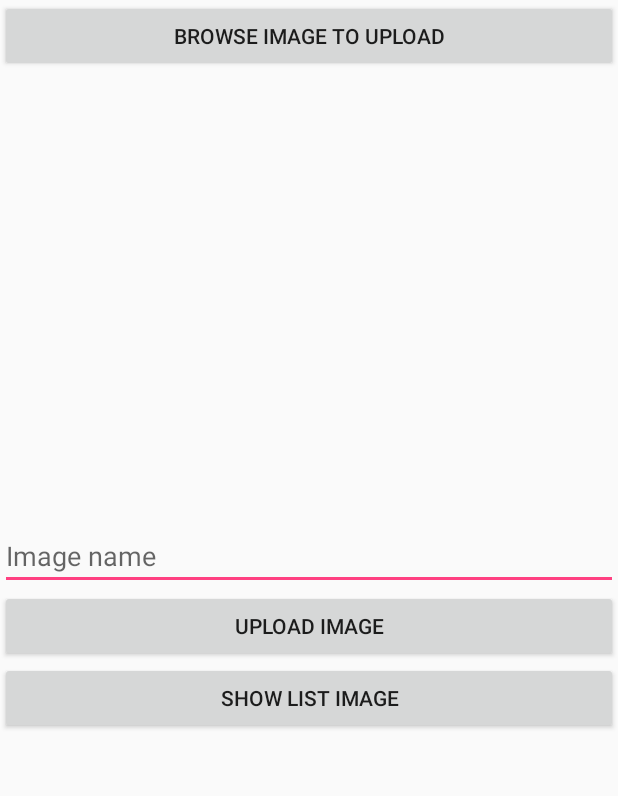
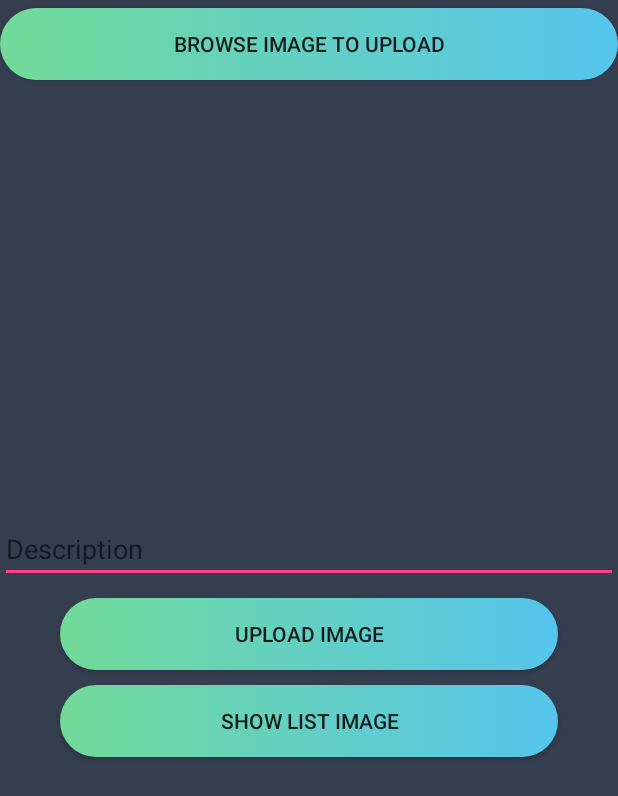
Before and after one commit to venkatsparrow/KLN_Central_App, an Android app: the layout activity_mainpage.xml on its own in the app's theme, with its tools: preview values and no code run, on a phone screen of 412 x 824 dp. Shown: the top 796 px of the screen. Run offline under Robolectric (Android 15) with nearby library versions, the phone set to English and light mode, and no system bars.

```diff
--- a/app/build.gradle
+++ b/app/build.gradle
@@ -25,6 +25,7 @@ dependencies {
         exclude group: 'com.android.support', module: 'support-annotations'
     })
     compile 'com.android.support:appcompat-v7:26.+'
+    compile 'com.android.support:design:26.+'
     compile 'com.android.support.constraint:constraint-layout:1.0.2'
     compile 'com.google.firebase:firebase-auth:10.0.1'
     compile 'com.google.firebase:firebase-database:10.0.1'
--- a/app/src/main/res/layout/activity_mainpage.xml
+++ b/app/src/main/res/layout/activity_mainpage.xml
@@ -5,17 +5,22 @@
     android:layout_width="match_parent"
     android:layout_height="match_parent"
     android:orientation="vertical"
+    android:background="@color/colorPrimaryDark"
     tools:context="edu.klnce.sairam_kamalay.klncecentral.Mainpage">
 
     <Button
+        android:layout_marginTop="5sp"
+        style="@style/buttonstyle"
         android:layout_width="match_parent"
         android:layout_height="wrap_content"
         android:text="Browse image to upload"
         android:onClick="btnBrowse_Click" />
 
     <ImageView
-        android:layout_width="300dp"
-        android:layout_height="300dp"
+        android:layout_margin="20sp"
+        android:contentDescription="@string/app_name"
+        android:layout_width="250sp"
+        android:layout_height="250sp"
         android:layout_gravity="center"
         android:id="@+id/imageView"/>
 
@@ -23,17 +28,25 @@
         android:layout_width="match_parent"
         android:layout_height="wrap_content"
         android:id="@+id/txtImageName"
-        android:hint="Image name"/>
+        android:hint="Description"/>
 
 
 
     <Button
+        android:layout_marginTop="10sp"
+        android:layout_marginLeft="40sp"
+        android:layout_marginRight="40sp"
+        style="@style/buttonstyle"
         android:layout_width="match_parent"
         android:layout_height="wrap_content"
         android:text="Upload image"
         android:onClick="btnUpload_Click" />
 
     <Button
+        android:layout_marginTop="10sp"
+        android:layout_marginLeft="40sp"
+        android:layout_marginRight="40sp"
+        style="@style/buttonstyle"
         android:layout_width="match_parent"
         android:layout_height="wrap_content"
         android:text="show list image"
--- a/app/src/main/res/values/strings.xml
+++ b/app/src/main/res/values/strings.xml
@@ -7,4 +7,7 @@
     <string name="password">Password</string>
     <string name="klncelogo">Klncelogo</string>
     <string name="signup">Sign up</string>
+
+    <string name="sidenavopen">Open</string>
+    <string name="sidenavclose">Close</string>
 </resources>
```
Also changed, not shown: app/src/main/java/edu/klnce/sairam_kamalay/klncecentral/ImageListActivity.java (+15 -19 lines), app/src/main/res/layout/activity_image_list.xml (+18 -2 lines), app/src/main/res/menu/main_menu.xml (deleted, +0 -8 lines), app/src/main/res/menu/side_nav_menu.xml (added, +13 -0 lines).
